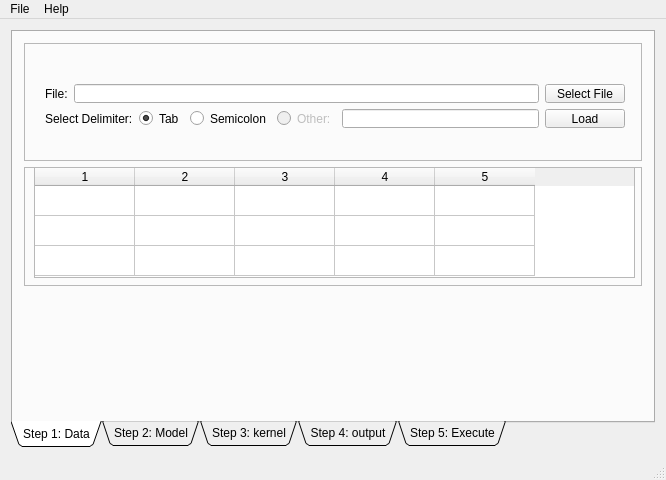
This is Qt/mainwindow.ui in Anders1232/GWR_BR as Qt 5 draws it before an edit. The edited form follows.
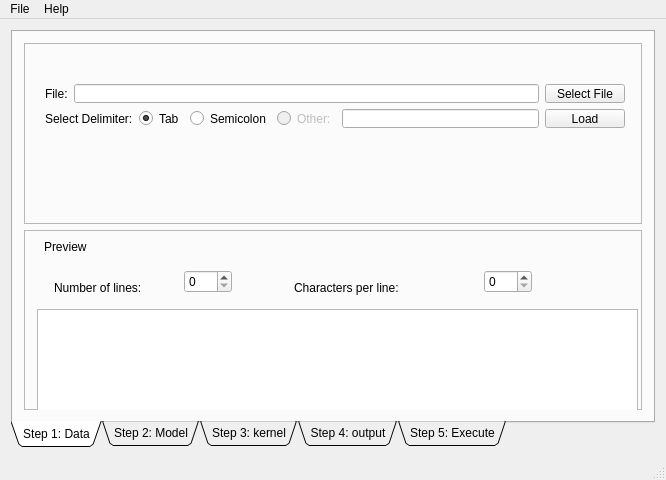
This is the edited form. The open tabs and pages were chosen to show the change.

The edit to the form file:
```diff
--- a/Qt/mainwindow.ui
+++ b/Qt/mainwindow.ui
@@ -164,51 +164,87 @@
           <property name="frameShadow">
            <enum>QFrame::Raised</enum>
           </property>
-          <widget class="QTableWidget" name="tableWidget">
+          <widget class="QPlainTextEdit" name="plainTextEdit">
            <property name="geometry">
             <rect>
-             <x>10</x>
-             <y>0</y>
+             <x>13</x>
+             <y>79</y>
              <width>601</width>
              <height>111</height>
             </rect>
            </property>
-           <property name="editTriggers">
-            <set>QAbstractItemView::NoEditTriggers</set>
+          </widget>
+          <widget class="QWidget" name="widget_9" native="true">
+           <property name="geometry">
+            <rect>
+             <x>20</x>
+             <y>40</y>
+             <width>591</width>
+             <height>31</height>
+            </rect>
            </property>
-           <property name="selectionMode">
-            <enum>QAbstractItemView::NoSelection</enum>
+           <widget class="QLabel" name="label_8">
+            <property name="geometry">
+             <rect>
+              <x>10</x>
+              <y>10</y>
+              <width>101</width>
+              <height>16</height>
+             </rect>
+            </property>
+            <property name="text">
+             <string>Number of lines:</string>
+            </property>
+           </widget>
+           <widget class="QSpinBox" name="spinBox">
+            <property name="geometry">
+             <rect>
+              <x>140</x>
+              <y>0</y>
+              <width>48</width>
+              <height>23</height>
+             </rect>
+            </property>
+           </widget>
+           <widget class="QLabel" name="label_9">
+            <property name="geometry">
+             <rect>
+              <x>250</x>
+              <y>10</y>
+              <width>141</width>
+              <height>16</height>
+             </rect>
+            </property>
+            <property name="text">
+             <string>Characters per line:</string>
+            </property>
+           </widget>
+           <widget class="QSpinBox" name="spinBox_2">
+            <property name="geometry">
+             <rect>
+              <x>440</x>
+              <y>0</y>
+              <width>48</width>
+              <height>23</height>
+             </rect>
+            </property>
+           </widget>
+          </widget>
+          <widget class="QLabel" name="label_10">
+           <property name="geometry">
+            <rect>
+             <x>20</x>
+             <y>10</y>
+             <width>59</width>
+             <height>14</height>
+            </rect>
            </property>
-           <property name="rowCount">
-            <number>3</number>
+           <property name="text">
+            <string>Preview</string>
            </property>
-           <property name="columnCount">
-            <number>5</number>
-           </property>
-           <attribute name="verticalHeaderVisible">
-            <bool>false</bool>
-           </attribute>
-           <row/>
-           <row/>
-           <row/>
-           <column/>
-           <column/>
-           <column/>
-           <column/>
-           <column/>
           </widget>
          </widget>
         </item>
-        <item>
-         <widget class="QFrame" name="frame_2">
-          <property name="frameShape">
-           <enum>QFrame::NoFrame</enum>
-          </property>
-          <property name="frameShadow">
-           <enum>QFrame::Raised</enum>
-          </property>
-         </widget>
-        </item>
        </layout>
       </widget>
       <widget class="QWidget" name="tab_2">
```
Left out of the diff: 2 changed lines with no effect on the pictures.
